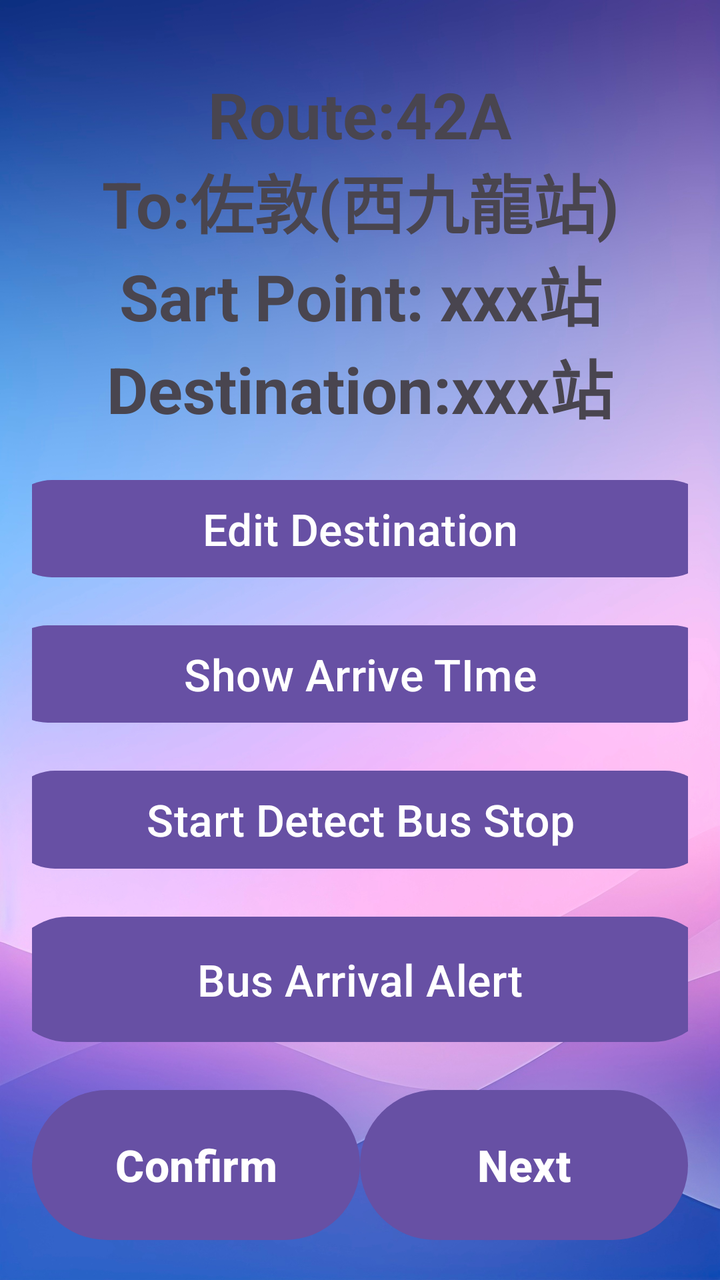
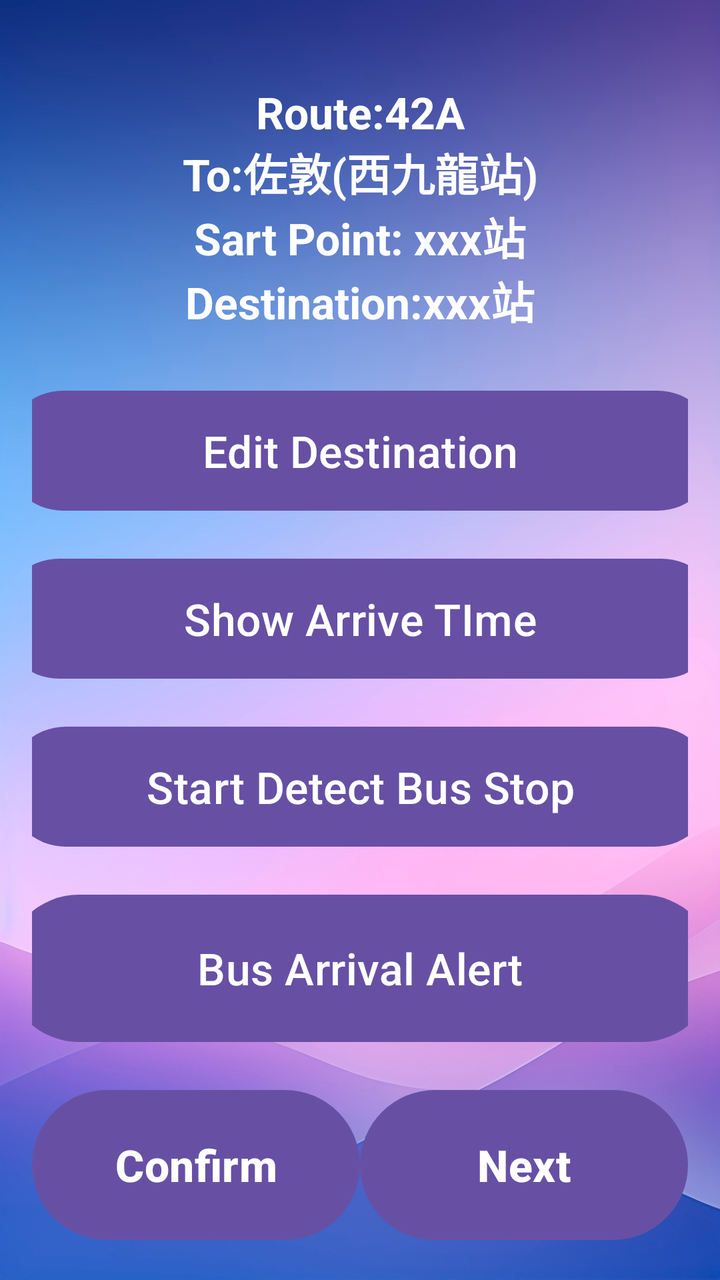

Screens rendered from an Android XML layout before and after an edit, with the pre-edit source and the edit as a unified diff.
<!-- AndroidManifest.xml: application theme Theme.VISTA -->
<!-- res/layout/activity_find_bus_stop_menu_page.xml -->
<LinearLayout xmlns:android="http://schemas.android.com/apk/res/android"
    android:id="@+id/main"
    android:layout_width="match_parent"
    android:layout_height="match_parent"
    android:background="@drawable/background"
    android:orientation="vertical"
    android:gravity="center"
    android:padding="16dp"
    android:weightSum="5">

    <TextView
        android:id="@+id/txtFindBusStopMenuPageBusRoute"
        android:layout_width="wrap_content"
        android:layout_height="wrap_content"
        android:text="Route:42A\nTo:佐敦(西九龍站)\nSart Point: xxx站\nDestination:xxx站"
        android:textSize="32sp"
        android:textStyle="bold"
        android:layout_marginTop="16dp"
        android:layout_weight="1"
        android:gravity="center"/>

    
    <Button
        android:id="@+id/btnFindBusStopMenuPageEditDestination"
        android:layout_width="357dp"
        android:layout_height="wrap_content"
        android:layout_marginTop="16dp"
        android:layout_weight="1"
        android:text="Edit Destination"
        android:textSize="22sp" />

    
    <Button
        android:id="@+id/btnFindBusStopMenuPageShowArriveTIme"
        android:layout_width="361dp"
        android:layout_height="wrap_content"
        android:layout_marginTop="16dp"
        android:layout_weight="1"
        android:text="Show Arrive TIme"
        android:textSize="22sp" />

    <Button
        android:id="@+id/btnFindBusStopMenuPageStartDetectBusStop"
        android:layout_width="354dp"
        android:layout_height="wrap_content"
        android:layout_marginTop="16dp"
        android:layout_weight="1"
        android:text="Start Detect Bus Stop"
        android:textSize="22sp" />

    <Button
        android:id="@+id/btnFindBusStopMenuPageBusArrivalAlert"
        android:layout_width="355dp"
        android:layout_height="63dp"
        android:layout_marginTop="16dp"
        android:layout_weight="1"
        android:text="Bus Arrival Alert"
        android:textSize="22sp" />

    
    <LinearLayout
        android:orientation="horizontal"
        android:layout_width="match_parent"
        android:layout_height="wrap_content"
        android:gravity="bottom"
        android:layout_marginTop="16dp"
        android:weightSum="2">

        
        <Button
            android:id="@+id/btnFindBusStopMenuPageConfirm"
            android:layout_width="0dp"
            android:layout_height="83dp"
            android:layout_weight="1"
            android:text="Confirm"
            android:textSize="22sp"
            android:textStyle="bold" />

        
        <Button
            android:id="@+id/btnFindBusStopMenuPageNext"
            android:layout_width="0dp"
            android:layout_height="83dp"
            android:layout_weight="1"
            android:text="Next"
            android:textSize="22sp"
            android:textStyle="bold" />
    </LinearLayout>

</LinearLayout>
<!-- resources referenced by this layout -->
<resources>
  <!-- drawable background: jpg bitmap (drawable, 544840 bytes) -->
  <style name="Theme.VISTA" parent="Base.Theme.VISTA" />
  <style name="Base.Theme.VISTA" parent="Theme.Material3.DayNight.NoActionBar">
          
          
      </style>
</resources>

<!-- the commit's change to res/layout/activity_find_bus_stop_menu_page.xml (unified diff, before → after) -->
@@ -13,8 +13,9 @@
         android:layout_width="wrap_content"
         android:layout_height="wrap_content"
         android:text="Route:42A\nTo:佐敦(西九龍站)\nSart Point: xxx站\nDestination:xxx站"
-        android:textSize="32sp"
+        android:textSize="22sp"
         android:textStyle="bold"
+        android:textColor="@color/white"
         android:layout_marginTop="16dp"
         android:layout_weight="1"
         android:gravity="center"/>
<!-- resource entries referenced after the edit -->
@@ -1,5 +1,6 @@
 <!-- resources referenced by this layout -->
 <resources>
+  <color name="white">#FFFFFFFF</color>
   <!-- drawable background: jpg bitmap (drawable, 544840 bytes) -->
   <style name="Theme.VISTA" parent="Base.Theme.VISTA" />
   <style name="Base.Theme.VISTA" parent="Theme.Material3.DayNight.NoActionBar">
